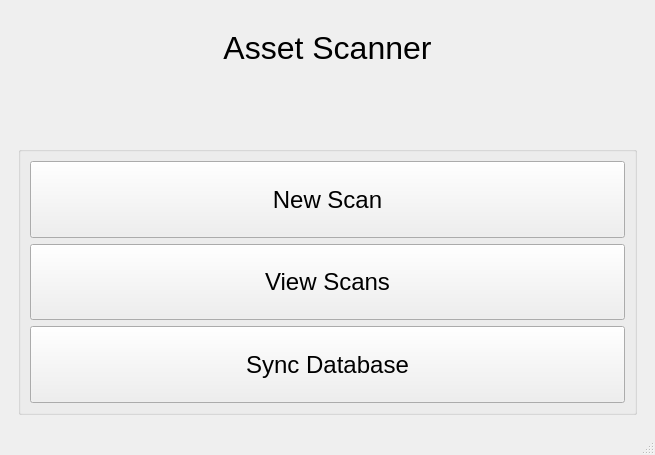
Qt form ScannerInterfaceApp/ScannerApp/UI_Files/MainAppUI.ui (Solomin0/Capstone) before a commit.
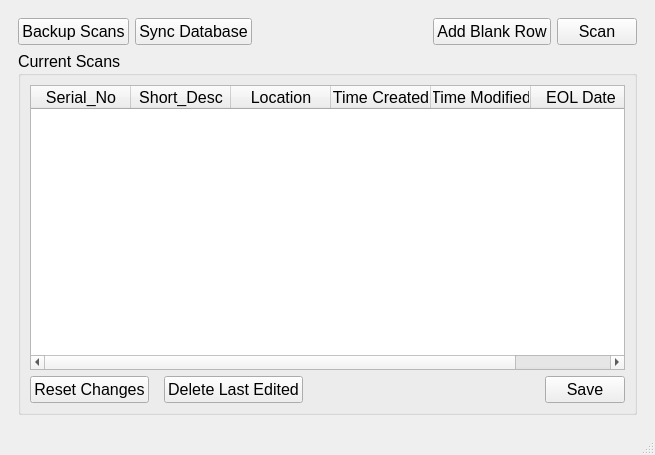
The same form after that commit. The open tabs and pages were chosen to show the change. Custom widgets are drawn as their Qt base class.

Commit message: started work on db sync and item data translation between SQL andapp  runtime dictionary of dictionaries

```diff
--- a/ScannerInterfaceApp/ScannerApp/UI_Files/MainAppUI.ui
+++ b/ScannerInterfaceApp/ScannerApp/UI_Files/MainAppUI.ui
@@ -43,270 +43,6 @@
       <property name="currentIndex">
        <number>2</number>
       </property>
-      <widget class="QWidget" name="main_menu">
-       <property name="font">
-        <font>
-         <family>MS Shell Dlg 2</family>
-         <pointsize>24</pointsize>
-         <weight>50</weight>
-         <bold>false</bold>
-         <stylestrategy>PreferDefault</stylestrategy>
-         <kerning>true</kerning>
-        </font>
-       </property>
-       <layout class="QGridLayout" name="gridLayout">
-        <item row="0" column="0">
-         <layout class="QVBoxLayout" name="MainMenu">
-          <property name="spacing">
-           <number>0</number>
-          </property>
-          <property name="topMargin">
-           <number>12</number>
-          </property>
-          <item>
-           <widget class="QLabel" name="mm_header">
-            <property name="sizePolicy">
-             <sizepolicy hsizetype="Preferred" vsizetype="Preferred">
-              <horstretch>0</horstretch>
-              <verstretch>0</verstretch>
-             </sizepolicy>
-            </property>
-            <property name="font">
-             <font>
-              <family>MS Shell Dlg 2</family>
-              <pointsize>24</pointsize>
-              <weight>50</weight>
-              <bold>false</bold>
-              <stylestrategy>PreferDefault</stylestrategy>
-              <kerning>true</kerning>
-             </font>
-            </property>
-            <property name="text">
-             <string>Asset Scanner</string>
-            </property>
-            <property name="scaledContents">
-             <bool>false</bool>
-            </property>
-            <property name="alignment">
-             <set>Qt::AlignCenter</set>
-            </property>
-           </widget>
-          </item>
-          <item>
-           <spacer name="verticalSpacer">
-            <property name="orientation">
-             <enum>Qt::Vertical</enum>
-            </property>
-            <property name="sizeType">
-             <enum>QSizePolicy::Preferred</enum>
-            </property>
-            <property name="sizeHint" stdset="0">
-             <size>
-              <width>20</width>
-              <height>80</height>
-             </size>
-            </property>
-           </spacer>
-          </item>
-          <item>
-           <widget class="QGroupBox" name="button_canvas">
-            <property name="enabled">
-             <bool>true</bool>
-            </property>
-            <property name="font">
-             <font>
-              <family>MS Shell Dlg 2</family>
-              <pointsize>18</pointsize>
-              <weight>50</weight>
-              <bold>false</bold>
-              <stylestrategy>PreferDefault</stylestrategy>
-              <kerning>true</kerning>
-             </font>
-            </property>
-            <property name="cursor">
-             <cursorShape>ArrowCursor</cursorShape>
-            </property>
-            <property name="acceptDrops">
-             <bool>false</bool>
-            </property>
-            <property name="title">
-             <string/>
-            </property>
-            <property name="alignment">
-             <set>Qt::AlignLeading|Qt::AlignLeft|Qt::AlignVCenter</set>
-            </property>
-            <property name="flat">
-             <bool>false</bool>
-            </property>
-            <property name="checkable">
-             <bool>false</bool>
-            </property>
-            <layout class="QVBoxLayout" name="verticalLayout" stretch="2,2,2">
-             <item>
-              <widget class="PushButton" name="mm_new_scan_btn">
-               <property name="sizePolicy">
-                <sizepolicy hsizetype="Minimum" vsizetype="Preferred">
-                 <horstretch>0</horstretch>
-                 <verstretch>0</verstretch>
-                </sizepolicy>
-               </property>
-               <property name="text">
-                <string>New Scan</string>
-               </property>
-              </widget>
-             </item>
-             <item>
-              <widget class="PushButton" name="mm_view_scans_btn">
-               <property name="sizePolicy">
-                <sizepolicy hsizetype="Minimum" vsizetype="Preferred">
-                 <horstretch>0</horstretch>
-                 <verstretch>0</verstretch>
-                </sizepolicy>
-               </property>
-               <property name="text">
-                <string>View Scans</string>
-               </property>
-              </widget>
-             </item>
-             <item>
-              <widget class="PushButton" name="mm_sync_db_btn">
-               <property name="sizePolicy">
-                <sizepolicy hsizetype="Minimum" vsizetype="Preferred">
-                 <horstretch>0</horstretch>
-                 <verstretch>0</verstretch>
-                </sizepolicy>
-               </property>
-               <property name="text">
-                <string>Sync Database</string>
-               </property>
-              </widget>
-             </item>
-            </layout>
-           </widget>
-          </item>
-         </layout>
-        </item>
-       </layout>
-      </widget>
-      <widget class="QWidget" name="new_scan">
-       <property name="sizePolicy">
-        <sizepolicy hsizetype="Preferred" vsizetype="Preferred">
-         <horstretch>0</horstretch>
-         <verstretch>0</verstretch>
-        </sizepolicy>
-       </property>
-       <layout class="QGridLayout" name="gridLayout_5">
-        <item row="0" column="0">
-         <widget class="QGroupBox" name="groupBox_2">
-          <property name="font">
-           <font>
-            <pointsize>12</pointsize>
-            <kerning>true</kerning>
-           </font>
-          </property>
-          <property name="title">
-           <string/>
-          </property>
-          <layout class="QGridLayout" name="gridLayout_3">
-           <item row="0" column="0">
-            <layout class="QVBoxLayout" name="verticalLayout_2">
-             <item>
-              <widget class="QLabel" name="ns_submit_label">
-               <property name="sizePolicy">
-                <sizepolicy hsizetype="Preferred" vsizetype="Maximum">
-                 <horstretch>0</horstretch>
-                 <verstretch>0</verstretch>
-                </sizepolicy>
-               </property>
-               <property name="font">
-                <font>
-                 <pointsize>18</pointsize>
-                 <kerning>true</kerning>
-                </font>
-               </property>
-               <property name="text">
-                <string>Scan or Enter Serial Number:</string>
-               </property>
-               <property name="alignment">
-                <set>Qt::AlignCenter</set>
-               </property>
-              </widget>
-             </item>
-             <item>
-              <layout class="QHBoxLayout" name="horizontalLayout">
-               <item>
-                <widget class="QLineEdit" name="ns_serial_no">
-                 <property name="sizePolicy">
-                  <sizepolicy hsizetype="Expanding" vsizetype="Fixed">
-                   <horstretch>0</horstretch>
-                   <verstretch>0</verstretch>
-                  </sizepolicy>
-                 </property>
-                 <property name="font">
-                  <font>
-                   <pointsize>12</pointsize>
-                   <kerning>true</kerning>
-                  </font>
-                 </property>
-                </widget>
-               </item>
-               <item>
-                <widget class="QPushButton" name="ns_submit_btn">
-                 <property name="sizePolicy">
-                  <sizepolicy hsizetype="Minimum" vsizetype="Fixed">
-                   <horstretch>0</horstretch>
-                   <verstretch>0</verstretch>
-                  </sizepolicy>
-                 </property>
-                 <property name="font">
-                  <font>
-                   <pointsize>12</pointsize>
-                   <kerning>true</kerning>
-                  </font>
-                 </property>
-                 <property name="text">
-                  <string>Submit</string>
-                 </property>
-                </widget>
-               </item>
-              </layout>
-             </item>
-             <item>
-              <layout class="QHBoxLayout" name="horizontalLayout_3">
-               <property name="topMargin">
-                <number>15</number>
-               </property>
-               <item>
-                <widget class="PushButton" name="ns_back_btn">
-                 <property name="sizePolicy">
-                  <sizepolicy hsizetype="Fixed" vsizetype="Fixed">
-                   <horstretch>0</horstretch>
-                   <verstretch>0</verstretch>
-                  </sizepolicy>
-                 </property>
-                 <property name="font">
-                  <font>
-                   <pointsize>12</pointsize>
-                   <kerning>true</kerning>
-                  </font>
-                 </property>
-                 <property name="layoutDirection">
-                  <enum>Qt::LeftToRight</enum>
-                 </property>
-                 <property name="text">
-                  <string>Back</string>
-                 </property>
-                </widget>
-               </item>
-              </layout>
-             </item>
-            </layout>
-           </item>
-          </layout>
-         </widget>
-        </item>
-       </layout>
-      </widget>
       <widget class="QWidget" name="view_scans">
        <layout class="QVBoxLayout" name="verticalLayout_6">
         <item>
```
Left out of the diff: 7 changed lines with no effect on the pictures. The commit also changes 1 other file.
